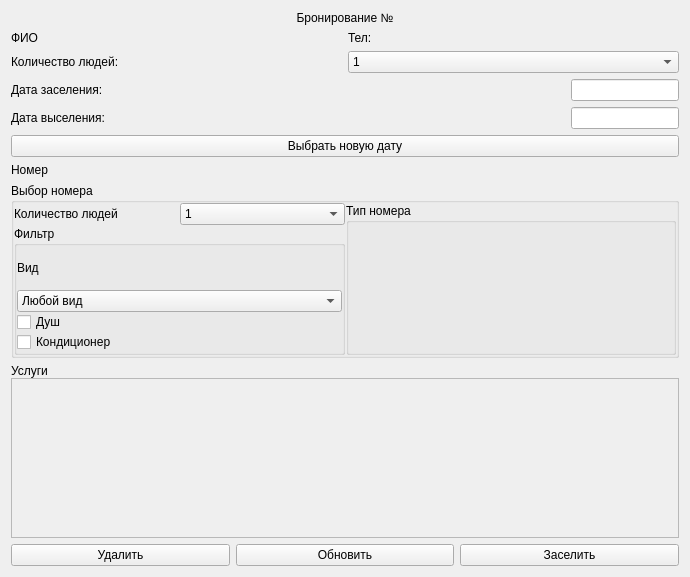
First picture: the form in Client/Form Menu/Booking/itembooking.ui, repository Golfriman/Control_Data, before the edit.
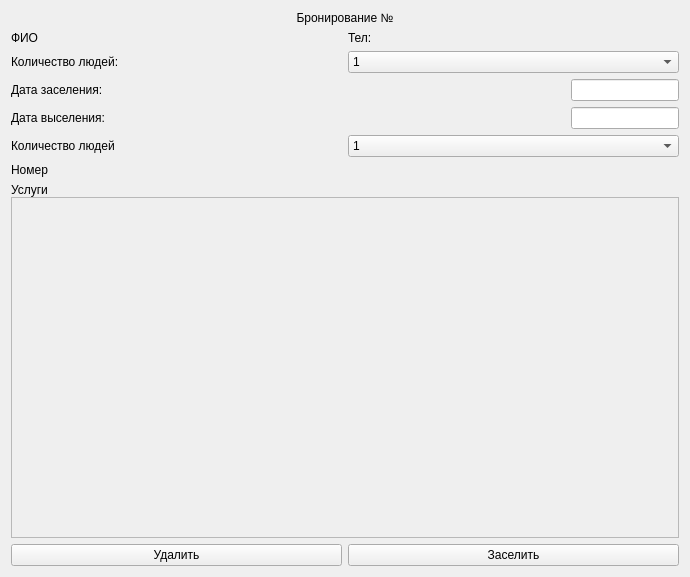
Second picture: the form after the edit.

```diff
--- a/Client/Form Menu/Booking/itembooking.ui
+++ b/Client/Form Menu/Booking/itembooking.ui
@@ -101,43 +101,6 @@
     </layout>
    </item>
    <item>
-    <widget class="QPushButton" name="pushButton_2">
-     <property name="text">
-      <string>Выбрать новую дату</string>
-     </property>
-    </widget>
-   </item>
-   <item>
-    <widget class="QLabel" name="room">
-     <property name="text">
-      <string>Номер</string>
-     </property>
-    </widget>
-   </item>
-   <item>
-    <widget class="QGroupBox" name="groupBox">
-     <property name="title">
-      <string>Выбор номера</string>
-     </property>
-     <layout class="QHBoxLayout" name="horizontalLayout_7">
-      <property name="spacing">
-       <number>1</number>
-      </property>
-      <property name="leftMargin">
-       <number>0</number>
-      </property>
-      <property name="topMargin">
-       <number>0</number>
-      </property>
-      <property name="rightMargin">
-       <number>0</number>
-      </property>
-      <property name="bottomMargin">
-       <number>0</number>
-      </property>
-      <item>
-       <layout class="QVBoxLayout" name="verticalLayout_2">
-        <item>
          <layout class="QHBoxLayout" name="horizontalLayout_5">
           <item>
            <widget class="QLabel" name="label">
@@ -168,97 +131,10 @@
          </layout>
         </item>
         <item>
-         <widget class="QGroupBox" name="groupBox_3">
-          <property name="title">
-           <string>Фильтр</string>
-          </property>
-          <layout class="QVBoxLayout" name="verticalLayout_5">
-           <property name="spacing">
-            <number>0</number>
-           </property>
-           <property name="leftMargin">
-            <number>0</number>
-           </property>
-           <property name="topMargin">
-            <number>0</number>
-           </property>
-           <property name="rightMargin">
-            <number>0</number>
-           </property>
-           <property name="bottomMargin">
-            <number>0</number>
-           </property>
-           <item>
-            <layout class="QVBoxLayout" name="verticalLayout_4" stretch="1,0">
-             <property name="spacing">
-              <number>0</number>
-             </property>
-             <item>
-              <widget class="QLabel" name="label_2">
+    <widget class="QLabel" name="room">
                <property name="text">
-                <string>Вид</string>
-               </property>
-              </widget>
-             </item>
-             <item>
-              <widget class="QComboBox" name="comboBox_2">
-               <item>
-                <property name="text">
-                 <string>Любой вид</string>
-                </property>
-               </item>
-               <item>
-                <property name="text">
-                 <string>Вид на море</string>
-                </property>
-               </item>
-               <item>
-                <property name="text">
-                 <string>Вид на небо</string>
-                </property>
-               </item>
-               <item>
-                <property name="text">
-                 <string>Вид во двор</string>
-                </property>
-               </item>
-              </widget>
-             </item>
-            </layout>
-           </item>
-           <item>
-            <widget class="QCheckBox" name="checkBox">
-             <property name="text">
-              <string>Душ</string>
-             </property>
-             <property name="tristate">
-              <bool>true</bool>
-             </property>
-            </widget>
-           </item>
-           <item>
-            <widget class="QCheckBox" name="checkBox_2">
-             <property name="text">
-              <string>Кондиционер</string>
-             </property>
-             <property name="tristate">
-              <bool>true</bool>
-             </property>
-            </widget>
-           </item>
-          </layout>
-         </widget>
-        </item>
-       </layout>
-      </item>
-      <item>
-       <widget class="QGroupBox" name="groupBox_2">
-        <property name="title">
-         <string>Тип номера</string>
-        </property>
-       </widget>
-      </item>
-     </layout>
+      <string>Номер</string>
+     </property>
     </widget>
    </item>
    <item>
@@ -284,7 +160,7 @@
           <x>0</x>
           <y>0</y>
           <width>664</width>
-          <height>85</height>
+          <height>270</height>
          </rect>
         </property>
         <layout class="QVBoxLayout" name="verticalLayout_3"/>
@@ -305,13 +181,6 @@
        </property>
       </widget>
      </item>
-     <item>
-      <widget class="QPushButton" name="update">
-       <property name="text">
-        <string>Обновить</string>
-       </property>
-      </widget>
-     </item>
      <item>
       <widget class="QPushButton" name="accept">
        <property name="text">
```
Left out of the diff: 2 changed lines with no effect on the pictures. Lines whose indentation alone changed are shown as unchanged.
